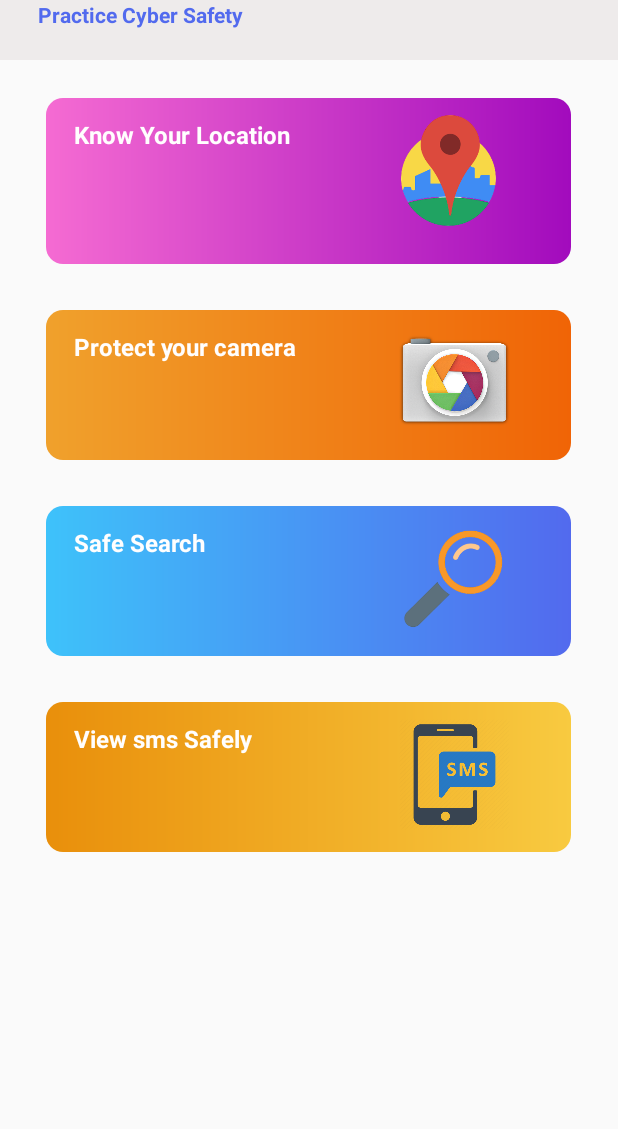
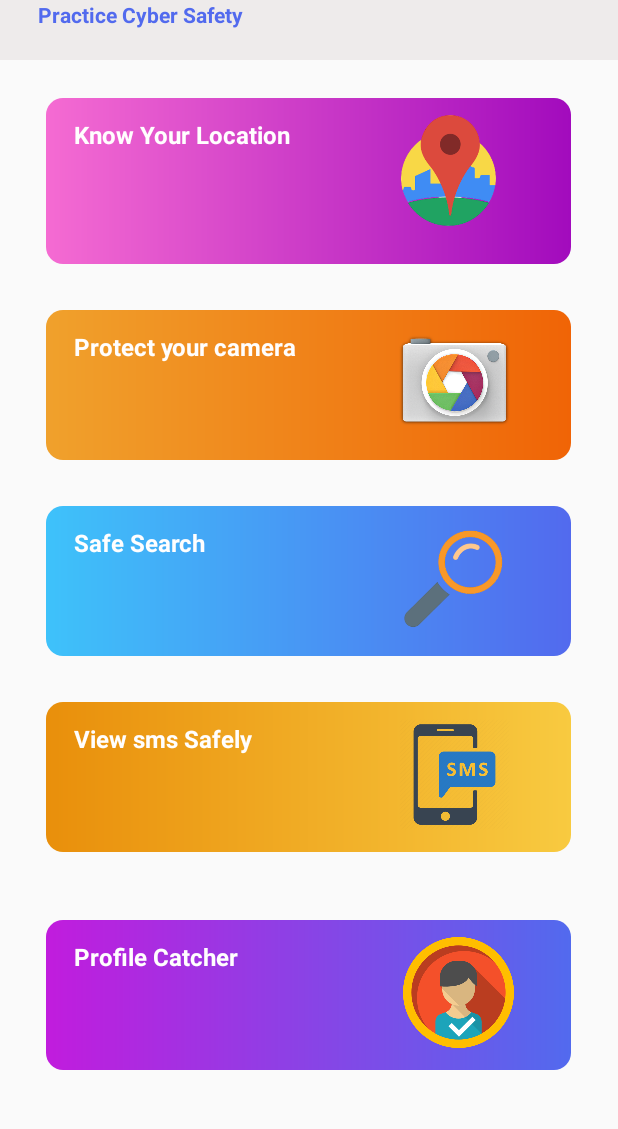
Before and after one commit to Sakimon8/CyberCop, an Android app: the MainActivity2 screen opened directly, with no data from a screen before it, on a phone screen of 412 x 824 dp, the part 60-1189 px from its top. Run offline under Robolectric (Android 15) with nearby library versions, the phone set to English and light mode, and no system bars; our stand-ins replace Volley; libraries missing offline, so code that uses them is left out: com.androidnetworking, com.androidnetworking.common, com.androidnetworking.error, com.androidnetworking.interfaces; 1 statement that could not run was skipped.

Commit message:
after meeting added

```diff
--- /dev/null
+++ b/app/src/main/res/drawable/five_bg.xml
@@ -0,0 +1,13 @@
+<?xml version="1.0" encoding="utf-8"?>
+<shape xmlns:android="http://schemas.android.com/apk/res/android">
+    <gradient
+        android:startColor="@color/five_stat"
+        android:endColor="@color/five_end"
+        />
+    <corners
+        android:radius="11dp"
+
+        />
+
+
+</shape>
--- a/app/src/main/res/layout/activity_main2.xml
+++ b/app/src/main/res/layout/activity_main2.xml
@@ -204,6 +204,40 @@
                     android:src="@drawable/sms"
                     android:layout_marginLeft="90dp"/>
             </LinearLayout>
+            <LinearLayout
+
+                android:layout_width="350dp"
+                android:layout_height="100dp"
+                android:orientation="horizontal"
+                android:background="@drawable/five_bg"
+                android:layout_marginTop="25dp"
+                android:layout_marginBottom="20dp"
+                android:padding="3dp"
+                android:layout_gravity="center">
+                <LinearLayout
+                    android:layout_width="wrap_content"
+                    android:layout_height="wrap_content"
+                    android:orientation="vertical">
+                    <TextView
+                        android:layout_width="wrap_content"
+                        android:layout_height="wrap_content"
+                        android:text="Profile Catcher   "
+                        android:textStyle="bold"
+                        android:layout_marginTop="10dp"
+                        android:textSize="16dp"
+                        android:textColor="@color/colorWhite"
+                        android:layout_marginLeft="15dp"/>
+
+                </LinearLayout>
+                <ImageView
+                    android:layout_width="90dp"
+                    android:layout_height="90dp"
+                    android:padding="8dp"
+
+                    android:src="@drawable/pr"
+                    android:layout_marginLeft="90dp"/>
+            </LinearLayout>
+
 
         </LinearLayout>
     </ScrollView>
```
Also changed, not shown: app/src/main/res/drawable/pr.png (added).
